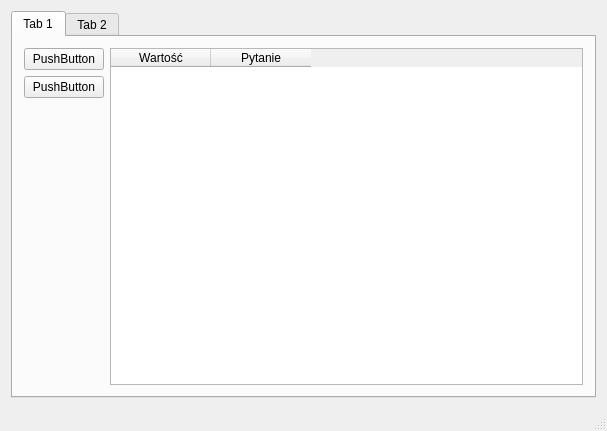
brzeszczot/NeuroTool, file mainwindow.ui: the form before one commit.
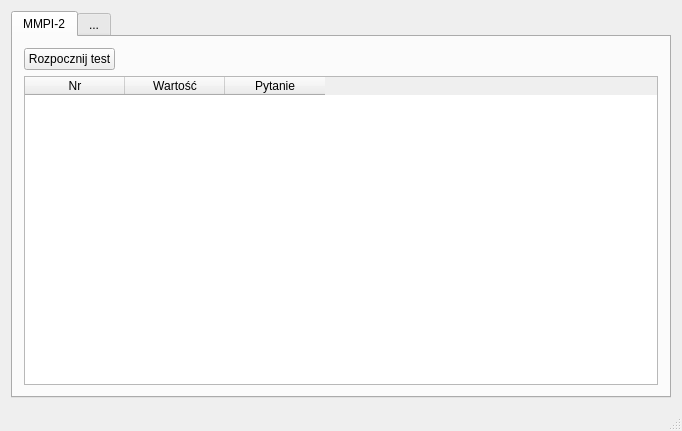
The form after the commit.

Commit message: behavior of mmpi-2 table

What changed in the file:
```diff
--- a/mainwindow.ui
+++ b/mainwindow.ui
@@ -6,7 +6,7 @@
    <rect>
     <x>0</x>
     <y>0</y>
-    <width>607</width>
+    <width>682</width>
     <height>431</height>
    </rect>
   </property>
@@ -28,34 +28,27 @@
       </property>
       <widget class="QWidget" name="tab">
        <attribute name="title">
-        <string>Tab 1</string>
+        <string>MMPI-2</string>
        </attribute>
-       <layout class="QHBoxLayout" name="horizontalLayout_2">
+       <layout class="QVBoxLayout" name="verticalLayout">
         <item>
-         <layout class="QVBoxLayout" name="verticalLayout_2">
-          <item>
-           <widget class="QPushButton" name="pushButton_3">
-            <property name="text">
-             <string>PushButton</string>
-            </property>
-           </widget>
-          </item>
+         <layout class="QHBoxLayout" name="horizontalLayout_2">
           <item>
            <widget class="QPushButton" name="pushButton">
             <property name="text">
-             <string>PushButton</string>
+             <string>Rozpocznij test</string>
             </property>
            </widget>
           </item>
           <item>
-           <spacer name="verticalSpacer">
+           <spacer name="horizontalSpacer">
             <property name="orientation">
-             <enum>Qt::Vertical</enum>
+             <enum>Qt::Horizontal</enum>
             </property>
             <property name="sizeHint" stdset="0">
              <size>
-              <width>20</width>
-              <height>40</height>
+              <width>40</width>
+              <height>20</height>
              </size>
             </property>
            </spacer>
@@ -64,6 +57,23 @@
         </item>
         <item>
          <widget class="QTableWidget" name="tableWidget">
+          <property name="layoutDirection">
+           <enum>Qt::LeftToRight</enum>
+          </property>
+          <attribute name="horizontalHeaderVisible">
+           <bool>true</bool>
+          </attribute>
+          <attribute name="verticalHeaderVisible">
+           <bool>false</bool>
+          </attribute>
+          <column>
+           <property name="text">
+            <string>Nr</string>
+           </property>
+           <property name="textAlignment">
+            <set>AlignHCenter|AlignVCenter|AlignCenter</set>
+           </property>
+          </column>
           <column>
            <property name="text">
             <string>Wartość</string>
@@ -80,7 +90,7 @@
       </widget>
       <widget class="QWidget" name="tab_2">
        <attribute name="title">
-        <string>Tab 2</string>
+        <string>...</string>
        </attribute>
       </widget>
      </widget>
```
Left out of the diff: 4 changed lines with no effect on the pictures. The commit also changes 3 other files.
